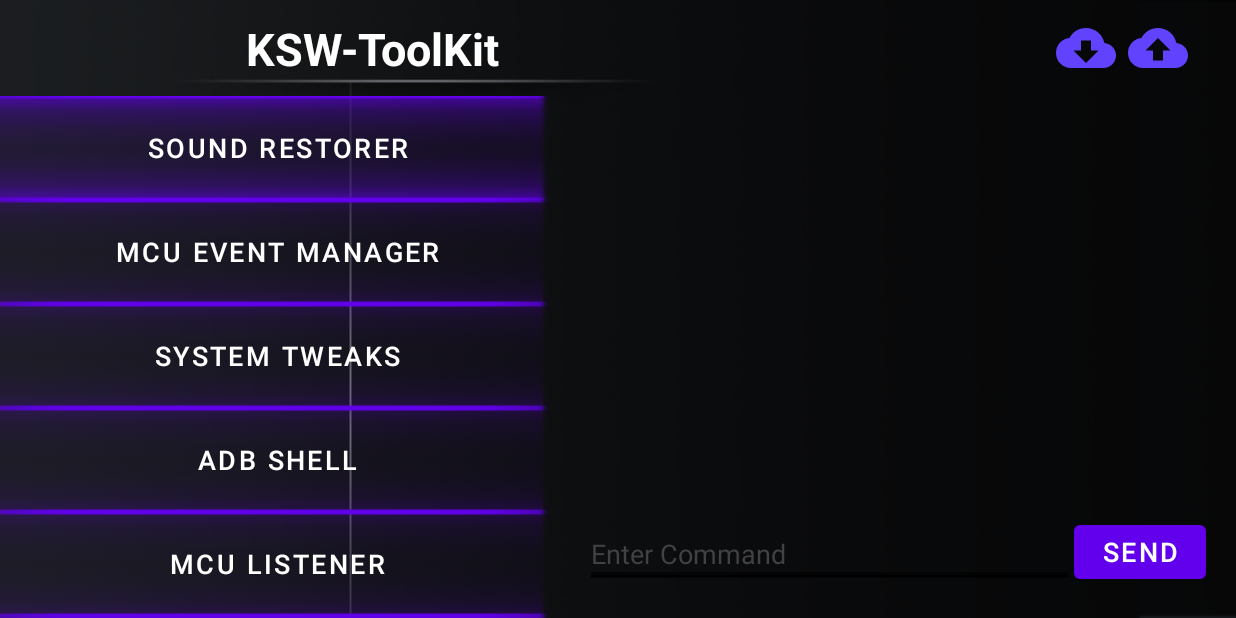
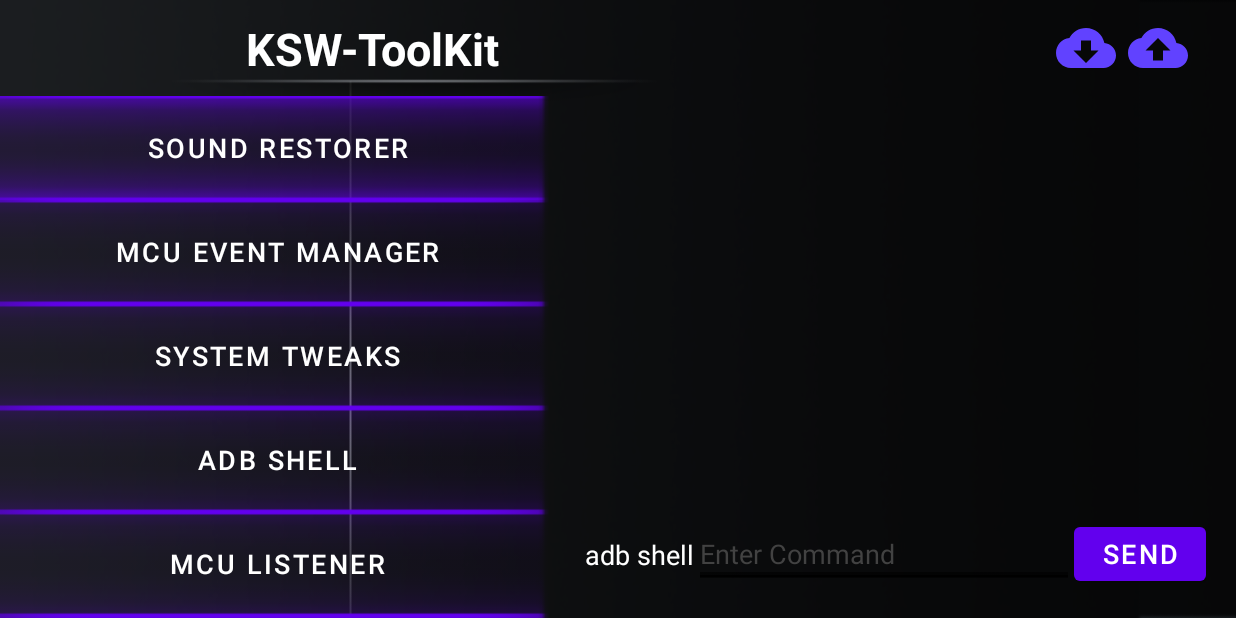
Before and after one commit to Snaggly/KSW-ToolKit-Service, an Android app: the fragment AdbShell placed in its activity, on a phone screen of 824 x 412 dp (held sideways). Run offline under Robolectric (Android 15) with nearby library versions, the phone set to English and light mode, and no system bars.

Commit message:
Adb Shell Fragment Layout Added TextView and fixed TextColor

```diff
--- a/app/src/main/res/layout/adb_shell_fragment.xml
+++ b/app/src/main/res/layout/adb_shell_fragment.xml
@@ -9,30 +9,40 @@
     <androidx.constraintlayout.widget.ConstraintLayout
         android:layout_width="match_parent"
         android:layout_height="match_parent"
-        android:padding="20dp"
-        android:orientation="horizontal">
+        android:orientation="horizontal"
+        android:padding="20dp">
 
         <ListView
             android:id="@+id/adbShellStdoutListView"
             android:layout_width="0dp"
             android:layout_height="0dp"
-            android:layout_gravity="top"
             app:layout_constraintBottom_toTopOf="@+id/editText"
             app:layout_constraintEnd_toEndOf="parent"
             app:layout_constraintStart_toStartOf="parent"
-            app:layout_constraintTop_toTopOf="parent"/>
+            app:layout_constraintTop_toTopOf="parent" />
+
+        <TextView
+            android:id="@+id/textView2"
+            android:layout_width="wrap_content"
+            android:layout_height="wrap_content"
+            android:text="adb shell"
+            app:layout_constraintBottom_toBottomOf="parent"
+            app:layout_constraintStart_toStartOf="parent"
+            app:layout_constraintTop_toTopOf="@+id/editText" />
 
         <com.google.android.material.textfield.TextInputEditText
             android:id="@+id/editText"
             android:layout_width="0dp"
             android:layout_height="wrap_content"
+            android:backgroundTintMode="add"
             android:hint="@string/enter_command"
             android:singleLine="true"
-            android:backgroundTintMode="add"
+            android:textColor="@color/white"
             android:textColorHint="@color/cardview_dark_background"
             app:layout_constraintBottom_toBottomOf="parent"
             app:layout_constraintEnd_toStartOf="@+id/button"
-            app:layout_constraintStart_toStartOf="parent" />
+            app:layout_constraintHorizontal_bias="1.0"
+            app:layout_constraintStart_toEndOf="@+id/textView2" />
 
         <Button
             android:id="@+id/button"
@@ -40,7 +50,8 @@
             android:layout_height="wrap_content"
             android:text="Send"
             app:layout_constraintBottom_toBottomOf="parent"
-            app:layout_constraintEnd_toEndOf="parent" />
+            app:layout_constraintEnd_toEndOf="parent"
+            app:layout_constraintTop_toTopOf="@+id/editText" />
 
 
     </androidx.constraintlayout.widget.ConstraintLayout>
```
